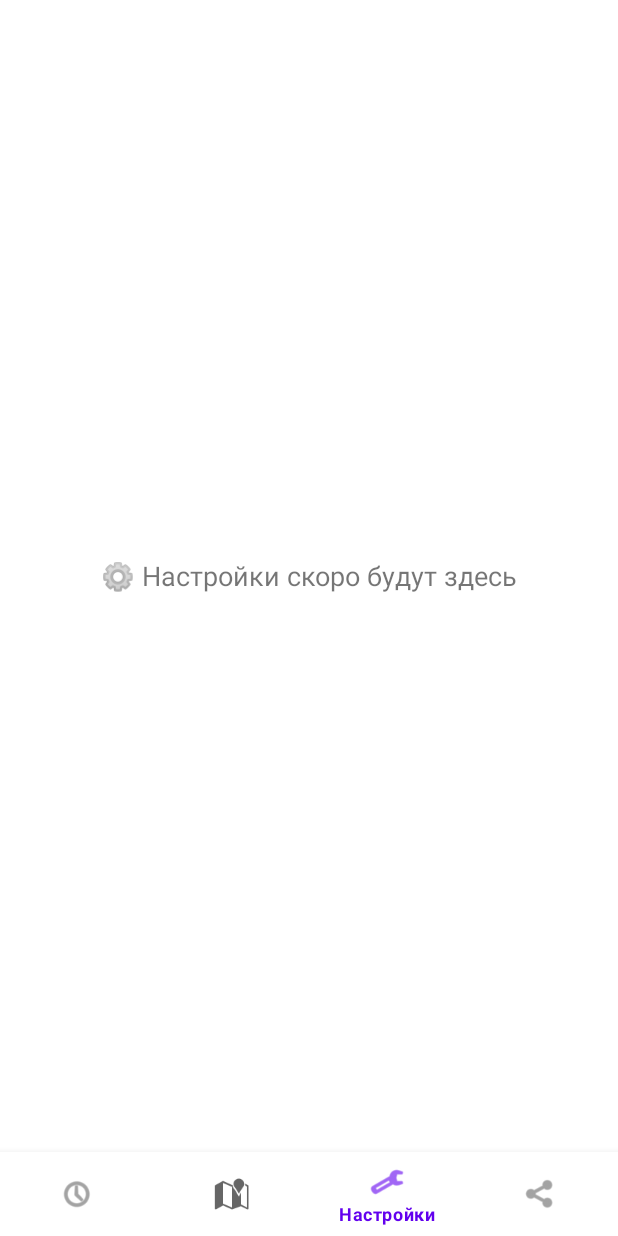
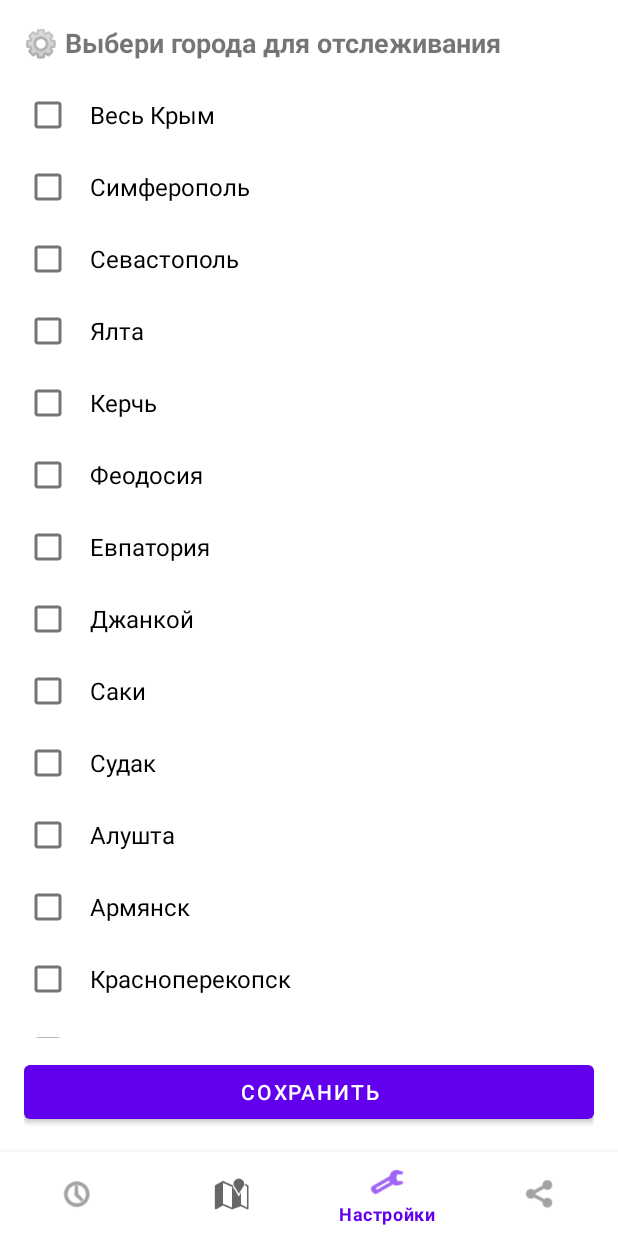
Before and after one commit to xexqq/crimea-alarm-app, an Android app: the screen it shows after launch (MainActivity), item 3 of the bottom bar chosen, on a phone screen of 412 x 824 dp. Run offline under Robolectric (Android 15) with nearby library versions, the light colour scheme and no system bars; our stand-ins replace Room's generated code; network calls fail; pictures from the network do not load; 1 statement that could not run was skipped.

Commit message:
Добавлена фильтрация уведомлений по выбранным городам

```diff
--- a/app/src/main/java/com/xexqq/crimeaalarm/ChannelCheckWorker.kt
+++ b/app/src/main/java/com/xexqq/crimeaalarm/ChannelCheckWorker.kt
@@ -45,7 +45,21 @@ class ChannelCheckWorker(context: Context, params: WorkerParameters) :
                             )
                         )
 
-                sendNotification(cityText, placesText, threatText, parsed.level)
+        private fun shouldNotify(postCities: Set<String>): Boolean {
+        val selected = PrefsManager.getSelectedCities(applicationContext)
+
+        if (selected.isEmpty()) return true // ничего не настроено - шлём всё
+
+        if (selected.contains("Весь Крым")) return true
+
+        if (postCities.isEmpty()) return false // пост без города, а "Весь Крым" не выбран
+
+        return postCities.any { it in selected }
+    }
+
+                if (shouldNotify(parsed.cities)) {
+                    sendNotification(cityText, placesText, threatText, parsed.level)
+                }
             }
 
             Result.success()
--- /dev/null
+++ b/app/src/main/java/com/xexqq/crimeaalarm/CitiesList.kt
@@ -0,0 +1,15 @@
+package com.xexqq.crimeaalarm
+
+object CitiesList {
+    val ALL_CITIES = listOf(
+        "Весь Крым",
+        "Симферополь", "Севастополь", "Ялта", "Керчь", "Феодосия",
+        "Евпатория", "Джанкой", "Саки", "Судак", "Алушта",
+        "Армянск", "Красноперекопск",
+        "Бахчисарайский район", "Белогорский район", "Джанкойский район",
+        "Кировский район", "Красногвардейский район", "Красноперекопский район",
+        "Ленинский район", "Нижнегорский район", "Первомайский район",
+        "Раздольненский район", "Сакский район", "Симферопольский район",
+        "Советский район", "Черноморский район"
+    )
+}
--- /dev/null
+++ b/app/src/main/java/com/xexqq/crimeaalarm/CityAdapter.kt
@@ -0,0 +1,35 @@
+package com.xexqq.crimeaalarm
+
+import android.view.LayoutInflater
+import android.view.View
+import android.view.ViewGroup
+import android.widget.CheckBox
+import androidx.recyclerview.widget.RecyclerView
+
+class CityAdapter(
+    private val cities: List<String>,
+    private val selected: MutableSet<String>
+) : RecyclerView.Adapter<CityAdapter.CityViewHolder>() {
+
+    class CityViewHolder(view: View) : RecyclerView.ViewHolder(view) {
+        val checkbox: CheckBox = view as CheckBox
+    }
+
+    override fun onCreateViewHolder(parent: ViewGroup, viewType: Int): CityViewHolder {
+        val view = LayoutInflater.from(parent.context)
+            .inflate(R.layout.item_city, parent, false)
+        return CityViewHolder(view)
+    }
+
+    override fun onBindViewHolder(holder: CityViewHolder, position: Int) {
+        val city = cities[position]
+        holder.checkbox.text = city
+        holder.checkbox.setOnCheckedChangeListener(null)
+        holder.checkbox.isChecked = selected.contains(city)
+        holder.checkbox.setOnCheckedChangeListener { _, isChecked ->
+            if (isChecked) selected.add(city) else selected.remove(city)
+        }
+    }
+
+    override fun getItemCount() = cities.size
+}
--- /dev/null
+++ b/app/src/main/java/com/xexqq/crimeaalarm/PrefsManager.kt
@@ -0,0 +1,18 @@
+package com.xexqq.crimeaalarm
+
+import android.content.Context
+
+object PrefsManager {
+    private const val PREFS_NAME = "crimea_alarm_prefs"
+    private const val KEY_CITIES = "selected_cities"
+
+    fun getSelectedCities(context: Context): Set<String> {
+        val prefs = context.getSharedPreferences(PREFS_NAME, Context.MODE_PRIVATE)
+        return prefs.getStringSet(KEY_CITIES, emptySet()) ?: emptySet()
+    }
+
+    fun setSelectedCities(context: Context, cities: Set<String>) {
+        val prefs = context.getSharedPreferences(PREFS_NAME, Context.MODE_PRIVATE)
+        prefs.edit().putStringSet(KEY_CITIES, cities).apply()
+    }
+}
--- a/app/src/main/java/com/xexqq/crimeaalarm/SettingsFragment.kt
+++ b/app/src/main/java/com/xexqq/crimeaalarm/SettingsFragment.kt
@@ -1,5 +1,29 @@
 package com.xexqq.crimeaalarm
 
+import android.os.Bundle
+import android.view.View
+import android.widget.Button
+import android.widget.Toast
 import androidx.fragment.app.Fragment
+import androidx.recyclerview.widget.LinearLayoutManager
+import androidx.recyclerview.widget.RecyclerView
 
-class SettingsFragment : Fragment(R.layout.fragment_settings)
+class SettingsFragment : Fragment(R.layout.fragment_settings) {
+
+    private lateinit var selected: MutableSet<String>
+
+    override fun onViewCreated(view: View, savedInstanceState: Bundle?) {
+        super.onViewCreated(view, savedInstanceState)
+
+        selected = PrefsManager.getSelectedCities(requireContext()).toMutableSet()
+
+        val recyclerView = view.findViewById<RecyclerView>(R.id.citiesList)
+        recyclerView.layoutManager = LinearLayoutManager(requireContext())
+        recyclerView.adapter = CityAdapter(CitiesList.ALL_CITIES, selected)
+
+        view.findViewById<Button>(R.id.saveButton).setOnClickListener {
+            PrefsManager.setSelectedCities(requireContext(), selected)
+            Toast.makeText(requireContext(), "Настройки сохранены ✅", Toast.LENGTH_SHORT).show()
+        }
+    }
+}
--- a/app/src/main/res/layout/fragment_settings.xml
+++ b/app/src/main/res/layout/fragment_settings.xml
@@ -2,12 +2,28 @@
 <LinearLayout xmlns:android="http://schemas.android.com/apk/res/android"
     android:layout_width="match_parent"
     android:layout_height="match_parent"
-    android:gravity="center">
+    android:orientation="vertical"
+    android:padding="16dp">
 
     <TextView
         android:layout_width="wrap_content"
         android:layout_height="wrap_content"
-        android:text="⚙️ Настройки скоро будут здесь"
-        android:textSize="18sp" />
+        android:text="⚙️ Выбери города для отслеживания"
+        android:textSize="18sp"
+        android:textStyle="bold"
+        android:paddingBottom="12dp" />
+
+    <androidx.recyclerview.widget.RecyclerView
+        android:id="@+id/citiesList"
+        android:layout_width="match_parent"
+        android:layout_height="0dp"
+        android:layout_weight="1" />
+
+    <Button
+        android:id="@+id/saveButton"
+        android:layout_width="match_parent"
+        android:layout_height="wrap_content"
+        android:layout_marginTop="12dp"
+        android:text="Сохранить" />
 
 </LinearLayout>
--- /dev/null
+++ b/app/src/main/res/layout/item_city.xml
@@ -0,0 +1,7 @@
+<?xml version="1.0" encoding="utf-8"?>
+<CheckBox xmlns:android="http://schemas.android.com/apk/res/android"
+    android:id="@+id/cityCheckbox"
+    android:layout_width="match_parent"
+    android:layout_height="wrap_content"
+    android:padding="12dp"
+    android:textSize="16sp" />
```
